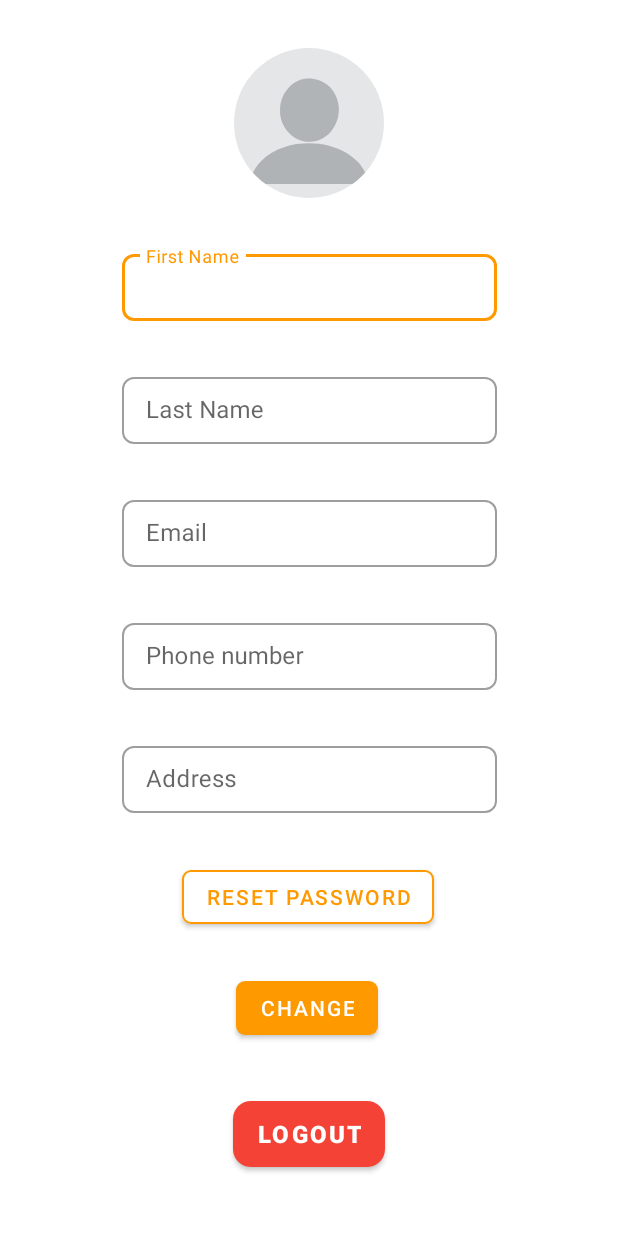
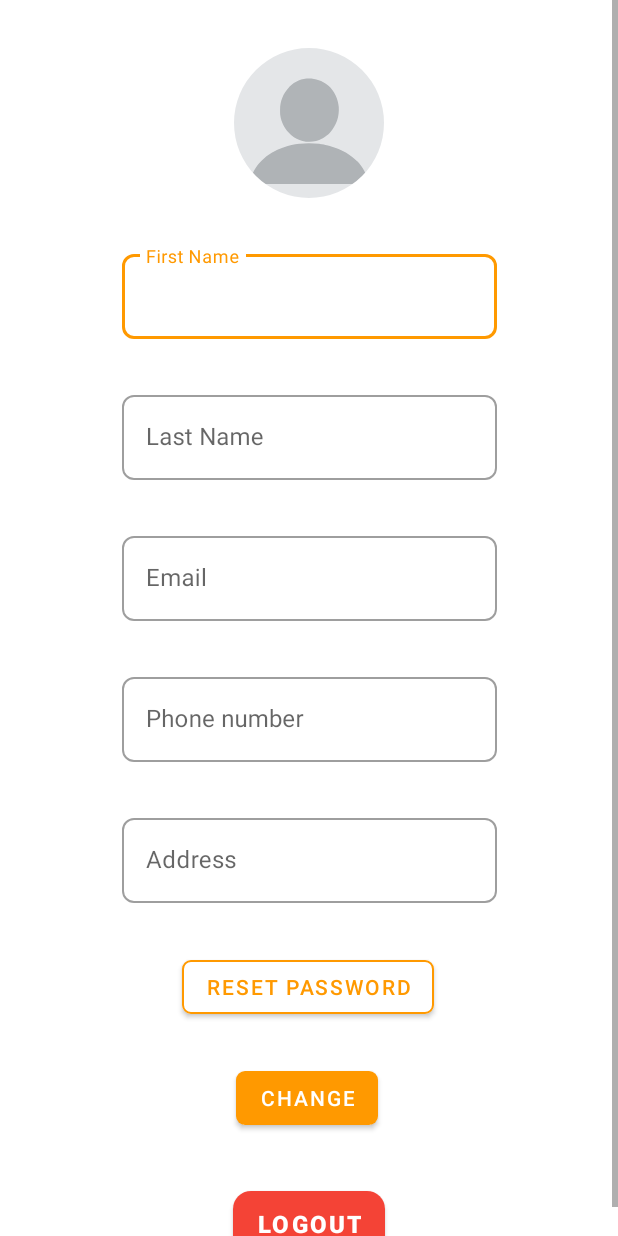
Before and after one commit to kzi-nastava/mrs-team18-FleetForge, an Android app: the layout fragment_user_profile.xml on its own in the app's theme, with its tools: preview values and no code run, on a phone screen of 412 x 824 dp. Run offline under Robolectric (Android 15) with nearby library versions, the phone set to English and light mode, and no system bars.

```diff
--- a/mobile/app/src/main/res/layout/fragment_user_profile.xml
+++ b/mobile/app/src/main/res/layout/fragment_user_profile.xml
@@ -1,11 +1,11 @@
-<ScrollView android:layout_width="match_parent"
+<ScrollView xmlns:app="http://schemas.android.com/apk/res-auto"
+    xmlns:tools="http://schemas.android.com/tools"
+    android:layout_width="match_parent"
     android:layout_height="match_parent"
     xmlns:android="http://schemas.android.com/apk/res/android">
-<androidx.constraintlayout.widget.ConstraintLayout xmlns:tools="http://schemas.android.com/tools"
+<androidx.constraintlayout.widget.ConstraintLayout
     android:layout_width="match_parent"
-    android:layout_height="match_parent"
-    xmlns:android="http://schemas.android.com/apk/res/android"
-    xmlns:app="http://schemas.android.com/apk/res-auto">
+    android:layout_height="match_parent">
 
 
     <com.google.android.material.button.MaterialButton
@@ -60,18 +60,17 @@
 
     <com.google.android.material.textfield.TextInputLayout
         android:id="@+id/addressIL"
+        style="@style/Widget.MaterialComponents.TextInputLayout.OutlinedBox"
         android:layout_width="250dp"
-        android:layout_height="50dp"
+        android:layout_height="wrap_content"
         android:layout_marginStart="1dp"
         android:layout_marginTop="32dp"
+
         android:layout_marginEnd="1dp"
-
-        style="@style/Widget.MaterialComponents.TextInputLayout.OutlinedBox"
+        app:boxCornerRadiusBottomEnd="8dp"
+        app:boxCornerRadiusBottomStart="8dp"
+        app:boxCornerRadiusTopEnd="8dp"
         app:boxCornerRadiusTopStart="8dp"
-        app:boxCornerRadiusTopEnd="8dp"
-        app:boxCornerRadiusBottomStart="8dp"
-        app:boxCornerRadiusBottomEnd="8dp"
-
 
 
         app:layout_constraintEnd_toEndOf="parent"
@@ -86,15 +85,15 @@
 
     <com.google.android.material.textfield.TextInputLayout
         android:id="@+id/firstNameIL"
+        style="@style/Widget.MaterialComponents.TextInputLayout.OutlinedBox"
         android:layout_width="250dp"
-        android:layout_height="50dp"
+        android:layout_height="wrap_content"
+
         android:layout_marginTop="32dp"
-
-        style="@style/Widget.MaterialComponents.TextInputLayout.OutlinedBox"
+        app:boxCornerRadiusBottomEnd="8dp"
+        app:boxCornerRadiusBottomStart="8dp"
+        app:boxCornerRadiusTopEnd="8dp"
         app:boxCornerRadiusTopStart="8dp"
-        app:boxCornerRadiusTopEnd="8dp"
-        app:boxCornerRadiusBottomStart="8dp"
-        app:boxCornerRadiusBottomEnd="8dp"
 
 
         app:layout_constraintEnd_toEndOf="parent"
@@ -109,16 +108,15 @@
 
     <com.google.android.material.textfield.TextInputLayout
         android:id="@+id/lastNameIL"
+        style="@style/Widget.MaterialComponents.TextInputLayout.OutlinedBox"
         android:layout_width="250dp"
-        android:layout_height="50dp"
+        android:layout_height="wrap_content"
+
         android:layout_marginTop="32dp"
-
-        style="@style/Widget.MaterialComponents.TextInputLayout.OutlinedBox"
+        app:boxCornerRadiusBottomEnd="8dp"
+        app:boxCornerRadiusBottomStart="8dp"
+        app:boxCornerRadiusTopEnd="8dp"
         app:boxCornerRadiusTopStart="8dp"
-        app:boxCornerRadiusTopEnd="8dp"
-        app:boxCornerRadiusBottomStart="8dp"
-        app:boxCornerRadiusBottomEnd="8dp"
-
 
 
         app:layout_constraintEnd_toEndOf="parent"
@@ -133,17 +131,17 @@
 
     <com.google.android.material.textfield.TextInputLayout
         android:id="@+id/emailIL"
+        style="@style/Widget.MaterialComponents.TextInputLayout.OutlinedBox"
         android:layout_width="250dp"
-        android:layout_height="50dp"
+        android:layout_height="wrap_content"
         android:layout_marginStart="1dp"
         android:layout_marginTop="32dp"
+
         android:layout_marginEnd="1dp"
-
-        style="@style/Widget.MaterialComponents.TextInputLayout.OutlinedBox"
+        app:boxCornerRadiusBottomEnd="8dp"
+        app:boxCornerRadiusBottomStart="8dp"
+        app:boxCornerRadiusTopEnd="8dp"
         app:boxCornerRadiusTopStart="8dp"
-        app:boxCornerRadiusTopEnd="8dp"
-        app:boxCornerRadiusBottomStart="8dp"
-        app:boxCornerRadiusBottomEnd="8dp"
 
 
         app:layout_constraintEnd_toEndOf="parent"
@@ -158,17 +156,17 @@
 
     <com.google.android.material.textfield.TextInputLayout
         android:id="@+id/phoneNumberIL"
+        style="@style/Widget.MaterialComponents.TextInputLayout.OutlinedBox"
         android:layout_width="250dp"
-        android:layout_height="50dp"
+        android:layout_height="wrap_content"
         android:layout_marginStart="1dp"
         android:layout_marginTop="32dp"
+
         android:layout_marginEnd="1dp"
-
-        style="@style/Widget.MaterialComponents.TextInputLayout.OutlinedBox"
+        app:boxCornerRadiusBottomEnd="8dp"
+        app:boxCornerRadiusBottomStart="8dp"
+        app:boxCornerRadiusTopEnd="8dp"
         app:boxCornerRadiusTopStart="8dp"
-        app:boxCornerRadiusTopEnd="8dp"
-        app:boxCornerRadiusBottomStart="8dp"
-        app:boxCornerRadiusBottomEnd="8dp"
 
 
         app:layout_constraintEnd_toEndOf="parent"
--- a/mobile/app/src/main/res/values/themes.xml
+++ b/mobile/app/src/main/res/values/themes.xml
@@ -29,4 +29,10 @@
         <item name="cornerSize">50%</item>
     </style>
 
+    <style name="SwitchTextOrange" parent="TextAppearance.AppCompat.Medium">
+        <item name="android:textColor">#FF9900</item>
+        <item name="android:textSize">16sp</item>
+        <item name="android:textStyle">bold</item>
+    </style>
+
 </resources>
```
Also changed, not shown: mobile/app/src/main/java/com/ognjen/fleetforge/DriverProfile.java (+15 -0 lines), mobile/app/src/main/res/drawable/thumb.xml (added, +16 -0 lines), mobile/app/src/main/res/drawable/track.xml (added, +20 -0 lines), mobile/app/src/main/res/layout-land/fragment_driver_profile.xml (+47 -45 lines), mobile/app/src/main/res/layout/fragment_driver_profile.xml (+102 -67 lines).
